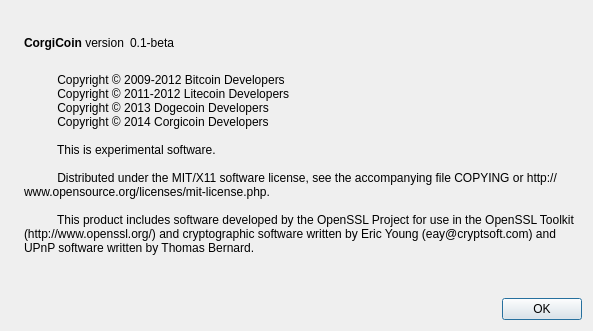
corgicoin/corgicoin, file src/qt/forms/aboutdialog.ui: the form before one commit.
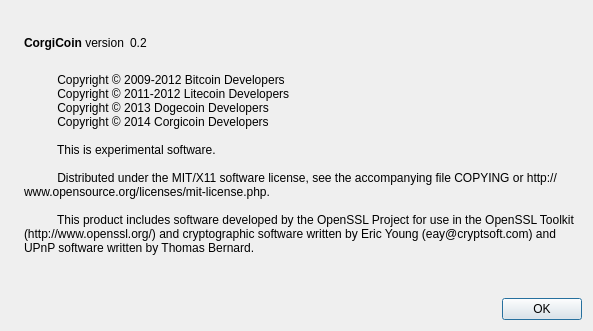
The form after the commit. Icons and pictures are not drawn.

```diff
--- a/src/qt/forms/aboutdialog.ui
+++ b/src/qt/forms/aboutdialog.ui
@@ -63,7 +63,7 @@
           <cursorShape>IBeamCursor</cursorShape>
          </property>
          <property name="text">
-          <string notr="true">0.1-beta</string>
+          <string notr="true">0.2</string>
          </property>
          <property name="textFormat">
           <enum>Qt::RichText</enum>
```
